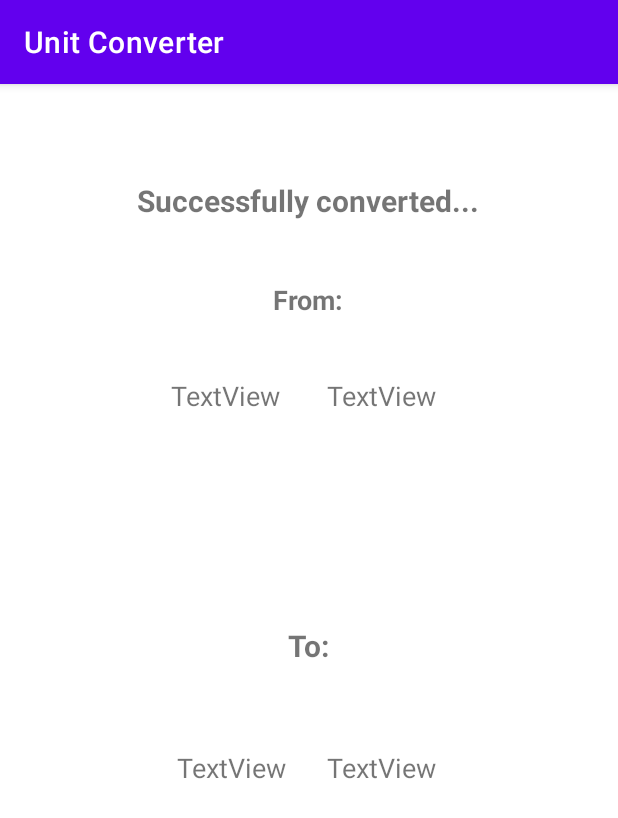
After one commit to m9039/Random_Unit_Converter_App, an Android app: the SecondActivity screen opened directly, with no data from a screen before it, on a phone screen of 412 x 824 dp. The commit adds this screen. Shown: the top 818 px of the screen. Run offline under Robolectric (Android 15) with nearby library versions, the phone set to English and light mode, and no system bars.

Commit message:
second activity UI

```diff
--- a/app/src/main/AndroidManifest.xml
+++ b/app/src/main/AndroidManifest.xml
@@ -10,6 +10,9 @@
         android:supportsRtl="true"
         android:theme="@style/Theme.UnitConverter">
         <activity
+            android:name=".SecondActivity"
+            android:exported="true" />
+        <activity
             android:name=".MainActivity"
             android:exported="true">
             <intent-filter>
--- /dev/null
+++ b/app/src/main/java/au/edu/unsw/infs3634/unitconverter/SecondActivity.java
@@ -0,0 +1,14 @@
+package au.edu.unsw.infs3634.unitconverter;
+
+import androidx.appcompat.app.AppCompatActivity;
+
+import android.os.Bundle;
+
+public class SecondActivity extends AppCompatActivity {
+
+    @Override
+    protected void onCreate(Bundle savedInstanceState) {
+        super.onCreate(savedInstanceState);
+        setContentView(R.layout.activity_second);
+    }
+}
--- /dev/null
+++ b/app/src/main/res/layout/activity_second.xml
@@ -0,0 +1,92 @@
+<?xml version="1.0" encoding="utf-8"?>
+<androidx.constraintlayout.widget.ConstraintLayout xmlns:android="http://schemas.android.com/apk/res/android"
+    xmlns:app="http://schemas.android.com/apk/res-auto"
+    xmlns:tools="http://schemas.android.com/tools"
+    android:layout_width="match_parent"
+    android:layout_height="match_parent"
+    tools:context=".SecondActivity">
+
+    <TextView
+        android:id="@+id/tvConvertedInput"
+        android:layout_width="wrap_content"
+        android:layout_height="wrap_content"
+        android:layout_marginStart="4dp"
+        android:layout_marginBottom="300dp"
+        android:text="TextView"
+        android:textSize="18sp"
+        app:layout_constraintBottom_toBottomOf="parent"
+        app:layout_constraintStart_toStartOf="@+id/tvUserInput" />
+
+    <TextView
+        android:id="@+id/tvSuccessfullyConverted"
+        android:layout_width="wrap_content"
+        android:layout_height="wrap_content"
+        android:layout_marginTop="64dp"
+        android:text="@string/tv_successfully_converted"
+        android:textSize="20sp"
+        android:textStyle="bold"
+        app:layout_constraintEnd_toEndOf="parent"
+        app:layout_constraintHorizontal_bias="0.498"
+        app:layout_constraintStart_toStartOf="parent"
+        app:layout_constraintTop_toTopOf="parent" />
+
+    <TextView
+        android:id="@+id/tvTo"
+        android:layout_width="wrap_content"
+        android:layout_height="wrap_content"
+        android:text="@string/tv_to"
+        android:textSize="20sp"
+        android:textStyle="bold"
+        app:layout_constraintBottom_toTopOf="@+id/tvUnit2"
+        app:layout_constraintEnd_toEndOf="@+id/tvSuccessfullyConverted"
+        app:layout_constraintStart_toStartOf="@+id/tvSuccessfullyConverted"
+        app:layout_constraintTop_toBottomOf="@+id/tvUnit1"
+        app:layout_constraintVertical_bias="0.718" />
+
+    <TextView
+        android:id="@+id/tvUnit1"
+        android:layout_width="wrap_content"
+        android:layout_height="wrap_content"
+        android:layout_marginEnd="114dp"
+        android:text="TextView"
+        android:textSize="18sp"
+        app:layout_constraintBottom_toBottomOf="@+id/tvUserInput"
+        app:layout_constraintEnd_toEndOf="parent"
+        app:layout_constraintHorizontal_bias="0.813"
+        app:layout_constraintStart_toEndOf="@+id/tvUserInput"
+        app:layout_constraintTop_toTopOf="@+id/tvUserInput"
+        app:layout_constraintVertical_bias="1.0" />
+
+    <TextView
+        android:id="@+id/tvUnit2"
+        android:layout_width="wrap_content"
+        android:layout_height="wrap_content"
+        android:text="TextView"
+        android:textSize="18sp"
+        app:layout_constraintStart_toStartOf="@+id/tvUnit1"
+        app:layout_constraintTop_toTopOf="@+id/tvConvertedInput" />
+
+    <TextView
+        android:id="@+id/tvFrom"
+        android:layout_width="wrap_content"
+        android:layout_height="wrap_content"
+        android:text="@string/tvFrom"
+        android:textSize="18sp"
+        android:textStyle="bold"
+        app:layout_constraintBottom_toTopOf="@+id/tvUnit1"
+        app:layout_constraintEnd_toEndOf="@+id/tvSuccessfullyConverted"
+        app:layout_constraintStart_toStartOf="@+id/tvSuccessfullyConverted"
+        app:layout_constraintTop_toBottomOf="@+id/tvSuccessfullyConverted" />
+
+    <TextView
+        android:id="@+id/tvUserInput"
+        android:layout_width="wrap_content"
+        android:layout_height="wrap_content"
+        android:layout_marginStart="114dp"
+        android:layout_marginTop="104dp"
+        android:text="TextView"
+        android:textSize="18sp"
+        app:layout_constraintStart_toStartOf="parent"
+        app:layout_constraintTop_toBottomOf="@+id/tvSuccessfullyConverted" />
+
+</androidx.constraintlayout.widget.ConstraintLayout>
--- a/app/src/main/res/values/strings.xml
+++ b/app/src/main/res/values/strings.xml
@@ -4,4 +4,6 @@
     <string name="btn_convert">CONVERT</string>
     <string name="tv_to">To:</string>
     <string name="enter_number">Enter number in:</string>
+    <string name="tv_successfully_converted">Successfully converted...</string>
+    <string name="tvFrom">From:</string>
 </resources>
```
Also changed, not shown: app/src/main/res/layout/activity_main.xml (+38 -40 lines).
